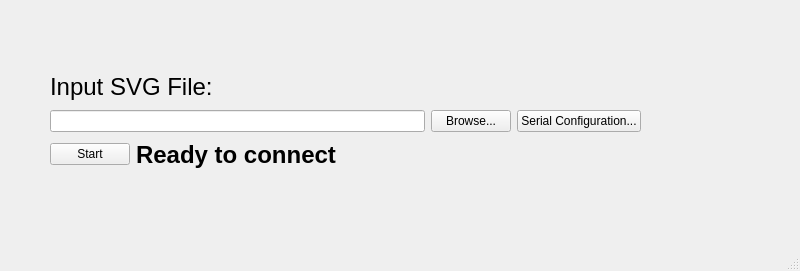
Before: the Qt Designer form mainwindow.ui in The-Renaissance/HolePuncherUI, drawn with Qt 5.
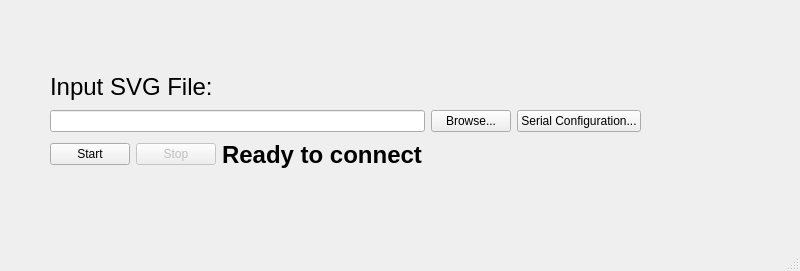
After: the same form once the commit is applied.

Commit message: Added stop button

Patch:
```diff
--- a/mainwindow.ui
+++ b/mainwindow.ui
@@ -17,7 +17,7 @@
    <locale language="English" country="Canada"/>
   </property>
   <widget class="QWidget" name="centralwidget">
-   <widget class="QWidget" name="">
+   <widget class="QWidget" name="layoutWidget">
     <property name="geometry">
      <rect>
       <x>50</x>
@@ -77,7 +77,7 @@
       </layout>
      </item>
      <item>
-      <layout class="QHBoxLayout" name="horizontalLayout" stretch="0,1">
+      <layout class="QHBoxLayout" name="horizontalLayout" stretch="0,0,1">
        <item>
         <widget class="QPushButton" name="startButton">
          <property name="text">
@@ -85,6 +85,16 @@
          </property>
         </widget>
        </item>
+       <item>
+        <widget class="QPushButton" name="stopButton">
+         <property name="enabled">
+          <bool>false</bool>
+         </property>
+         <property name="text">
+          <string>Stop</string>
+         </property>
+        </widget>
+       </item>
        <item>
         <widget class="QLabel" name="statusLabel">
          <property name="font">
```
The commit also changes 4 other files.
